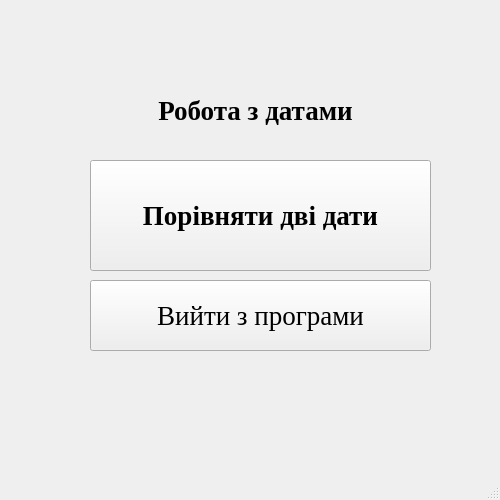
The window that Lab_updated_with_UML/mainwindow.ui (KirillKotsko/Lab1_sem4) describes before a commit, drawn with Qt 5.
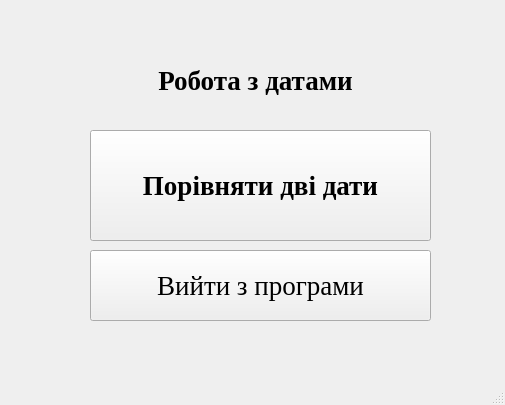
The same window after the commit.

Diff of the .ui file:
```diff
--- a/Lab_updated_with_UML/mainwindow.ui
+++ b/Lab_updated_with_UML/mainwindow.ui
@@ -6,10 +6,22 @@
    <rect>
     <x>0</x>
     <y>0</y>
-    <width>500</width>
-    <height>500</height>
+    <width>505</width>
+    <height>405</height>
    </rect>
   </property>
+  <property name="minimumSize">
+   <size>
+    <width>505</width>
+    <height>405</height>
+   </size>
+  </property>
+  <property name="maximumSize">
+   <size>
+    <width>505</width>
+    <height>405</height>
+   </size>
+  </property>
   <property name="windowTitle">
    <string>MainWindow</string>
   </property>
@@ -18,7 +30,7 @@
     <property name="geometry">
      <rect>
       <x>90</x>
-      <y>160</y>
+      <y>130</y>
       <width>341</width>
       <height>111</height>
      </rect>
@@ -56,7 +68,7 @@
     <property name="geometry">
      <rect>
       <x>70</x>
-      <y>90</y>
+      <y>60</y>
       <width>371</width>
       <height>41</height>
      </rect>
@@ -83,7 +95,7 @@
     <property name="geometry">
      <rect>
       <x>90</x>
-      <y>280</y>
+      <y>250</y>
       <width>341</width>
       <height>71</height>
      </rect>
```
Left out of the diff: 2 changed lines with no effect on the pictures.
